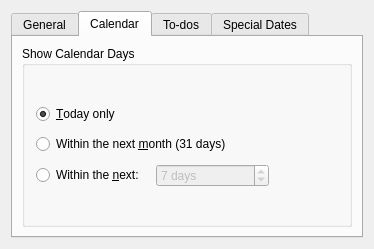
chusopr/kdepim-ktimetracker-akonadi, file kontact/plugins/planner/plannerconfig_base.ui: the form before one commit.
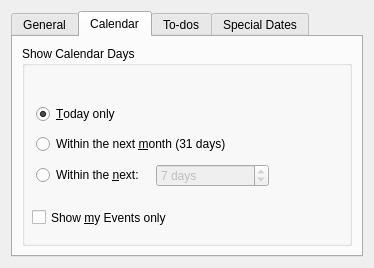
The form after the commit. The open tabs and pages were chosen to show the change. Custom widgets are drawn as their Qt base class.

The edit to the form file:
```diff
--- a/kontact/plugins/planner/plannerconfig_base.ui
+++ b/kontact/plugins/planner/plannerconfig_base.ui
@@ -2,13 +2,13 @@
  <author>Allen Winter &lt;winter@kde.org></author>
  <comment>Configuration page for the Korganizer To-do Summary</comment>
  <class>PlannerSummaryConfig_Base</class>
- <widget class="QWidget" name="PlannerSummaryConfig_Base" >
-  <property name="geometry" >
+ <widget class="QWidget" name="PlannerSummaryConfig_Base">
+  <property name="geometry">
    <rect>
     <x>0</x>
     <y>0</y>
     <width>374</width>
-    <height>249</height>
+    <height>268</height>
    </rect>
   </property>
   <property name="sizePolicy" >
@@ -118,8 +118,8 @@
          <property name="title" >
           <string>Show Calendar Days</string>
          </property>
-         <widget class="QWidget" name="" >
-          <property name="geometry" >
+         <widget class="QWidget" name="layoutWidget">
+          <property name="geometry">
            <rect>
             <x>14</x>
             <y>54</y>
@@ -192,6 +192,25 @@
            </item>
           </layout>
          </widget>
+         <widget class="QCheckBox" name="mShowMyEventsOnly">
+          <property name="geometry">
+           <rect>
+            <x>10</x>
+            <y>160</y>
+            <width>171</width>
+            <height>23</height>
+           </rect>
+          </property>
+          <property name="toolTip">
+           <string>Show Events belonging to my calendars only</string>
+          </property>
+          <property name="whatsThis">
+           <string>Check this box if you want the summary to show events belonging to your calendars only.</string>
+          </property>
+          <property name="text">
+           <string>Show &amp;my Events only</string>
+          </property>
+         </widget>
         </widget>
        </item>
       </layout>
```
Left out of the diff: 235 changed lines with no effect on the pictures.
